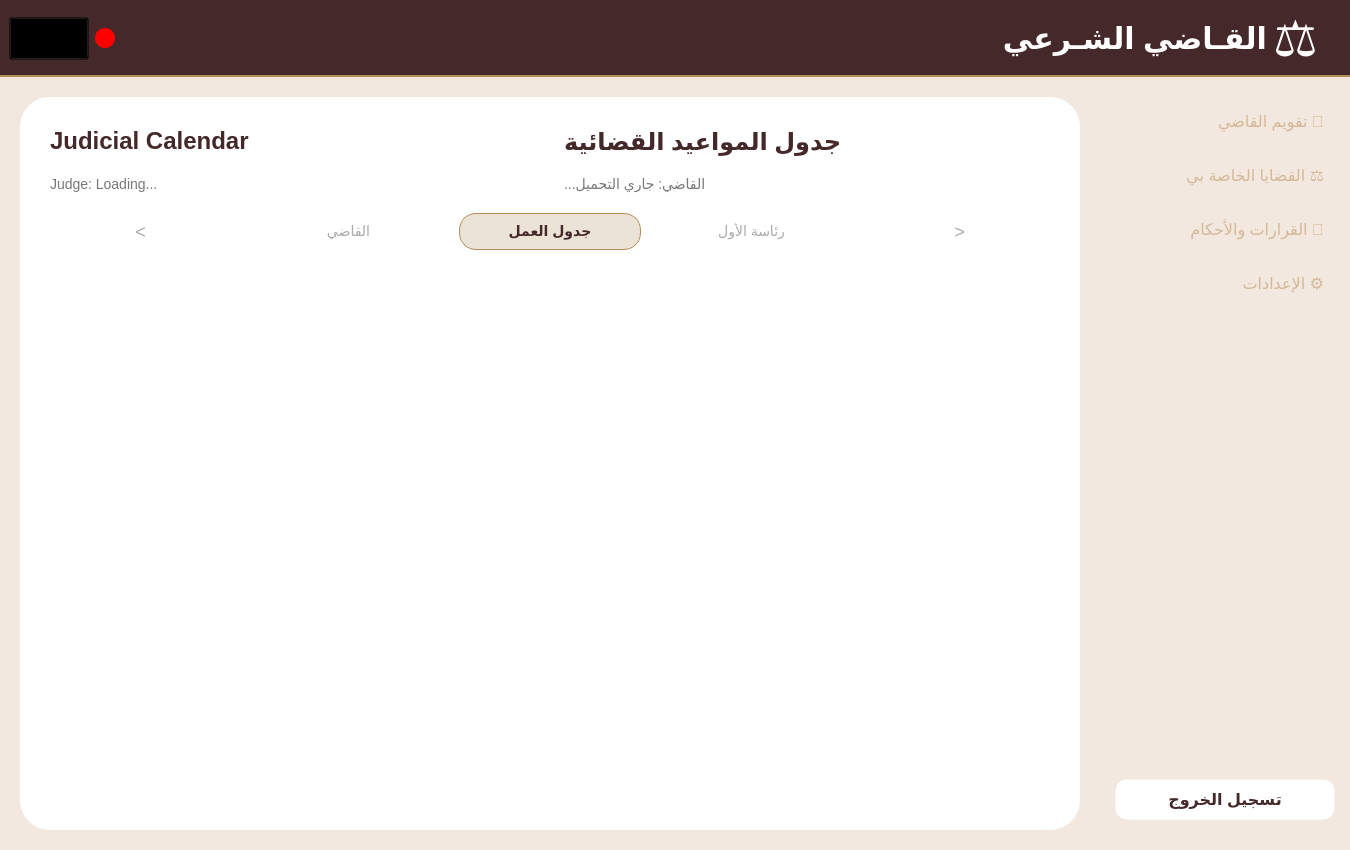
Above: judge.ui from MOMEN343/G_project before the change. Below: the same form after it.
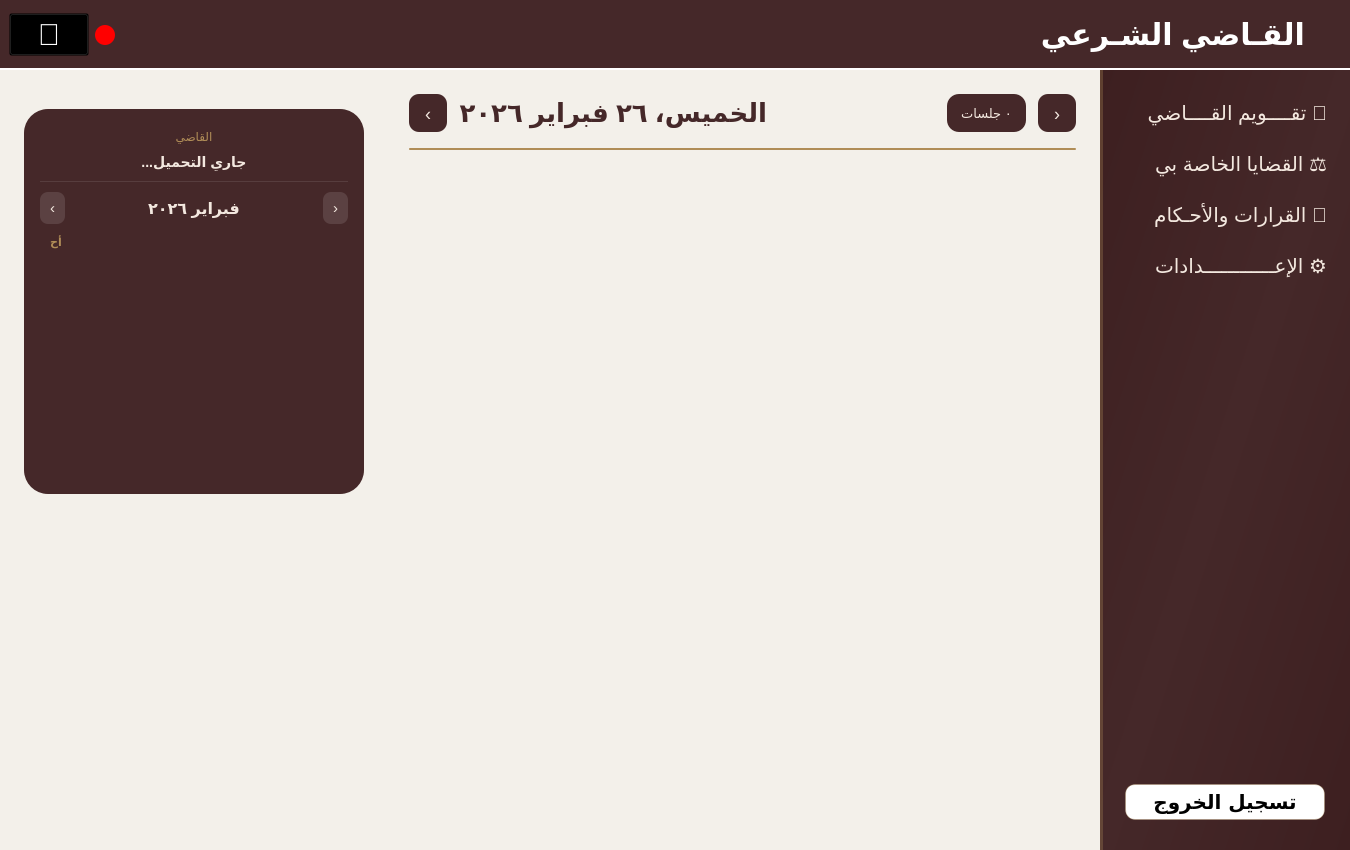
That is the form after the change. Icons and pictures are not drawn.

Commit message: Complete judge interface and related operations, implement new login interface, and apply updates to employee interface

What changed in the file:
```diff
--- a/judge.ui
+++ b/judge.ui
@@ -15,7 +15,111 @@
   </property>
   <widget class="QWidget" name="centralwidget">
    <property name="styleSheet">
-    <string notr="true">#centralwidget { background-color: #f3e8df; }</string>
+    <string notr="true">
+#centralwidget { background-color: #f3f0ea; }
+* { font-family: &quot;Alyamama&quot;, &quot;Segoe UI Symbol&quot;; color: #452829; }
+#scroll_layout { alignment: top; }
+#past_docs_header { 
+    font-size: 20px; 
+    font-weight: bold; 
+    color: #452829; 
+    padding: 5px 0px;
+    border-bottom: 2px solid #b08d57;
+}
+#docs_label { 
+    font-size: 14px; 
+    font-weight: bold; 
+    color: #452829; 
+    margin-top: 5px; 
+    margin-bottom: 2px;
+}
+#empty_state_msg { color: #b08d57; font-size: 16px; background: transparent; }
+#verdict_text_edit { background-color: white !important; border: 1px solid #ddd; border-radius: 6px; color: #452829; font-size: 16px; padding: 10px; }
+QPushButton#back_btn { 
+    background-color: #452829 !important; 
+    color: #ffffff !important; 
+    padding: 8px 18px; 
+    border-radius: 8px; 
+    font-size: 14px; 
+    font-weight: bold;
+    border: 1px solid #b08d57 !important;
+    min-width: 120px;
+}
+QPushButton#back_btn:hover { 
+    background-color: #b08d57 !important;
+    color: #ffffff !important;
+    border-color: #ffffff !important;
+}
+#verdict_label { font-size: 14px; font-weight: bold; color: #452829; margin-top: 15px; }
+#save_verdict_btn { background-color: #4A9E5C !important; color: white !important; padding: 8px 16px; border-radius: 8px; font-size: 14px; border: none; }
+#save_verdict_btn:hover { background-color: #3c7f4a !important; }
+
+/* Client Information Table Section */
+#client_card { 
+    background-color: white; 
+    border-radius: 12px; 
+    border: 1px solid #d6c7b5; 
+    margin: 10px 0px;
+}
+#card_title_container {
+    background-color: white;
+    border-top-left-radius: 11px;
+    border-top-right-radius: 11px;
+    padding: 10px;
+    border-bottom: 2px solid #b08d57;
+}
+#card_title { 
+    font-size: 16px; 
+    font-weight: bold; 
+    color: #452829; 
+    background: transparent;
+}
+QTableWidget#client_table { 
+    border: 1px solid #d6c7b5; 
+    background: transparent; 
+    gridline-color: #f0e6d6;
+}
+QTableWidget#client_table QHeaderView::section { 
+    background-color: #452829; 
+    color: white;
+    font-weight: bold; 
+    padding: 10px; 
+    border: 1px solid #5d3a3b;
+    font-size: 14px;
+}
+QTableWidget#client_table QHeaderView::section:vertical {
+    background-color: #452829;
+    color: white;
+    font-weight: bold;
+    border: 1px solid #5d3a3b;
+    padding: 10px;
+}
+QTableWidget#client_table QTableCornerButton::section {
+    background-color: #452829;
+    border: 1px solid #5d3a3b;
+}
+QTableWidget#client_table::item { 
+    padding: 12px; 
+    color: #452829;
+    background-color: white;
+}
+QTableWidget#client_table::item:selected {
+    background-color: #fdf5dc;
+    color: #452829;
+}
+
+#error_card { 
+    background-color: #fff5f5; 
+    border: 2px dashed #feb2b2; 
+    border-radius: 12px;
+}
+#error_msg { 
+    color: #c53030; 
+    font-weight: bold; 
+    font-size: 14px; 
+    background: transparent;
+}
+    </string>
    </property>
    <layout class="QVBoxLayout" name="verticalLayout_main">
     <property name="spacing">
@@ -39,17 +143,20 @@
       <property name="minimumSize">
        <size>
         <width>0</width>
-        <height>75</height>
+        <height>70</height>
+       </size>
+      </property>
+      <property name="maximumSize">
+       <size>
+        <width>16777215</width>
+        <height>70</height>
        </size>
       </property>
       <property name="styleSheet">
-       <string notr="true">#topBar {
-    background-color: #452829;
-    border-bottom: 2px solid #b08d57;
-}
-#topBar QLabel, #topBar QPushButton {
-    background-color: transparent;
-}</string>
+       <string notr="true">
+#topBar { background-color: #452829; border-bottom: 2px solid white; }
+#topBar QLabel, #topBar QPushButton { background-color: transparent; }
+       </string>
       </property>
       <layout class="QHBoxLayout" name="horizontalLayout_header">
        <item alignment="Qt::AlignHCenter|Qt::AlignVCenter">
@@ -58,14 +165,7 @@
           <cursorShape>PointingHandCursor</cursorShape>
          </property>
          <property name="styleSheet">
-          <string notr="true"> #notification{
-        background-color: transparent;
-        font-size: 30px;
-        color: qconicalgradient(cx:0.5, cy:0.5, angle:0, stop:0 rgba(35, 40, 3, 255), stop:0.16 rgba(136, 106, 22, 255), stop:0.225 rgba(166, 140, 41, 255), stop:0.285 rgba(204, 181, 74, 255), stop:0.345 rgba(235, 219, 102, 255), stop:0.415 rgba(245, 236, 112, 255), stop:0.52 rgba(209, 190, 76, 255), stop:0.57 rgba(187, 156, 51, 255), stop:0.635 rgba(168, 142, 42, 255), stop:0.695 rgba(202, 174, 68, 255), stop:0.75 rgba(218, 202, 86, 255), stop:0.815 rgba(208, 187, 73, 255), stop:0.88 rgba(187, 156, 51, 255), stop:0.935 rgba(137, 108, 26, 255), stop:1 rgba(35, 40, 3, 255))    ;
-    }
-     #notification:hover{
-		color: white;
-    }</string>
+          <string notr="true">#notification{background-color:transparent;font-size:30px;color:white;}#notification:hover{color:#f3e8df;}</string>
          </property>
          <property name="text">
           <string>🔔</string>
@@ -124,10 +224,10 @@
        <item>
         <widget class="QLabel" name="headerIcon">
          <property name="styleSheet">
-          <string notr="true">font-size: 50px; color: white;</string>
+          <string notr="true">color:white;</string>
          </property>
          <property name="text">
-          <string>⚖️</string>
+          <string/>
          </property>
         </widget>
        </item>
@@ -150,185 +250,508 @@
        <number>0</number>
       </property>
       <item>
-       <!-- Main Content Area -->
-       <widget class="QWidget" name="mainContentArea">
-        <layout class="QHBoxLayout" name="horizontalLayout_content">
-         <property name="spacing">
-          <number>20</number>
-         </property>
-         <property name="leftMargin">
-          <number>20</number>
-         </property>
-         <property name="topMargin">
-          <number>20</number>
-         </property>
-         <property name="rightMargin">
-          <number>20</number>
-         </property>
-         <property name="bottomMargin">
-          <number>20</number>
-         </property>
-         <item>
-          <!-- Existing Schedule Panel -->
-          <widget class="QFrame" name="schedulePanel">
-           <property name="styleSheet">
-            <string notr="true">#schedulePanel { background-color: white; border-radius: 30px; }</string>
+       <layout class="QHBoxLayout" name="horizontalLayout_content">
+        <property name="spacing">
+         <number>35</number>
+        </property>
+        <property name="leftMargin">
+         <number>24</number>
+        </property>
+        <property name="topMargin">
+         <number>24</number>
+        </property>
+        <property name="rightMargin">
+         <number>24</number>
+        </property>
+        <property name="bottomMargin">
+         <number>24</number>
+        </property>
+        <item alignment="Qt::AlignTop">
+         <widget class="QFrame" name="calendarPanel">
+          <property name="minimumSize">
+           <size>
+            <width>350</width>
+            <height>400</height>
+           </size>
+          </property>
+          <property name="maximumSize">
+           <size>
+            <width>270</width>
+            <height>300</height>
+           </size>
+          </property>
+          <property name="styleSheet">
+           <string notr="true">
+#calendarPanel {
+    background-color: #452829;
+    border-radius: 24px;
+    margin-right: 10px;
+    margin-top:15px;
+}
+#calMonthLabel {
+    color: #f3e8df;
+    font-size: 16px;
+    font-weight: bold;
+}
+#btn_cal_prev, #btn_cal_next {
+    background: rgba(255,255,255,0.12);
+    color: #f3e8df;
+    border: none;
+    border-radius: 8px;
+    font-size: 15px;
+    padding: 2px 10px;
+    min-height: 28px;
+    max-height: 28px;
+}
+#btn_cal_prev:hover, #btn_cal_next:hover {
+    background: rgba(255,255,255,0.25);
+}
+#calDayHeader {
+    color: #b08d57;
+    font-size: 11px;
+    font-weight: bold;
+    min-width: 32px;
+    max-width: 32px;
+}
+#calDayBtn {
+    background: transparent;
+    color: #f3e8df;
+    border: none;
+    border-radius: 16px;
+    font-size: 13px;
+    min-width: 32px;
+    max-width: 32px;
+    min-height: 32px;
+    max-height: 32px;
+}
+#calDayBtn:hover {
+    background: rgba(176,141,87,0.3);
+}
+#calDayBtnToday {
+    background: #b08d57;
+    color: white;
+    font-weight: bold;
+    border: none;
+    border-radius: 16px;
+    font-size: 13px;
+    min-width: 32px;
+    max-width: 32px;
+    min-height: 32px;
+    max-height: 32px;
+}
+#calDayBtnSelected {
+    background: white;
+    color: #452829;
+    font-weight: bold;
+    border: none;
+    border-radius: 16px;
+    font-size: 13px;
+    min-width: 32px;
+    max-width: 32px;
+    min-height: 32px;
+    max-height: 32px;
+}
+#calDayBtnOther {
+    background: transparent;
+    color: rgba(243,232,223,0.25);
+    border: none;
+    border-radius: 16px;
+    font-size: 13px;
+    min-width: 32px;
+    max-width: 32px;
+    min-height: 32px;
+    max-height: 32px;
+}
+#calDivider {
+    background: rgba(255,255,255,0.1);
+    min-height: 1px;
+    max-height: 1px;
+}
+#calJudgeLabel {
+    color: #b08d57;
+    font-size: 12px;
+}
+#calJudgeName {
+    color: #f3e8df;
+    font-size: 14px;
+    font-weight: bold;
+}
+           </string>
+          </property>
+          <layout class="QVBoxLayout" name="calLayout">
+           <property name="spacing">
+            <number>10</number>
            </property>
-           <layout class="QVBoxLayout" name="verticalLayout_sched">
+           <property name="leftMargin">
+            <number>16</number>
+           </property>
+           <property name="topMargin">
+            <number>20</number>
+           </property>
+           <property name="rightMargin">
+            <number>16</number>
+           </property>
+           <property name="bottomMargin">
+            <number>20</number>
+           </property>
+           <item>
+            <widget class="QLabel" name="calJudgeLabel">
+             <property name="text">
+              <string>القاضي</string>
+             </property>
+             <property name="alignment">
+              <set>Qt::AlignCenter</set>
+             </property>
+            </widget>
+           </item>
+           <item>
+            <widget class="QLabel" name="calJudgeName">
+             <property name="text">
+              <string>جاري التحميل...</string>
+             </property>
+             <property name="alignment">
+              <set>Qt::AlignCenter</set>
+             </property>
+            </widget>
+           </item>
+           <item>
+            <widget class="QFrame" name="calDivider"/>
+           </item>
+           <item>
+            <layout class="QHBoxLayout" name="monthNavLayout">
+             <property name="spacing">
+              <number>4</number>
+             </property>
+             <item>
+              <widget class="QPushButton" name="btn_cal_prev">
+               <property name="cursor">
+                <cursorShape>PointingHandCursor</cursorShape>
+               </property>
+               <property name="text">
+                <string>‹</string>
+               </property>
+              </widget>
+             </item>
+             <item>
+              <spacer>
+               <property name="orientation">
+                <enum>Qt::Horizontal</enum>
+               </property>
+               <property name="sizeHint" stdset="0">
+                <size>
+                 <width>0</width>
+                 <height>0</height>
+                </size>
+               </property>
+              </spacer>
+             </item>
+             <item>
+              <widget class="QLabel" name="calMonthLabel">
+               <property name="text">
+                <string>فبراير ٢٠٢٦</string>
+               </property>
+               <property name="alignment">
+                <set>Qt::AlignCenter</set>
+               </property>
+              </widget>
+             </item>
+             <item>
+              <spacer>
+               <property name="orientation">
+                <enum>Qt::Horizontal</enum>
+               </property>
+               <property name="sizeHint" stdset="0">
+                <size>
+                 <width>0</width>
+                 <height>0</height>
+                </size>
+               </property>
+              </spacer>
+             </item>
+             <item>
+              <widget class="QPushButton" name="btn_cal_next">
+               <property name="cursor">
+                <cursorShape>PointingHandCursor</cursorShape>
+               </property>
+               <property name="text">
+                <string>›</string>
+               </property>
+              </widget>
+             </item>
+            </layout>
+           </item>
+           <item>
+            <layout class="QHBoxLayout" name="dayHeadersLayout">
+             <property name="spacing">
+              <number>0</number>
+             </property>
+             <item>
+              <widget class="QLabel" name="calDayHeader">
+               <property name="text">
+                <string>أح</string>
+               </property>
+               <property name="alignment">
+                <set>Qt::AlignCenter</set>
+               </property>
+              </widget>
+             </item>
+             <item>
+              <widget class="QLabel" name="calDayHeader">
+               <property name="text">
+                <string>إث</string>
+               </property>
+               <property name="alignment">
+                <set>Qt::AlignCenter</set>
+               </property>
+              </widget>
+             </item>
+             <item>
+              <widget class="QLabel" name="calDayHeader">
+               <property name="text">
+                <string>ثل</string>
+               </property>
+               <property name="alignment">
+                <set>Qt::AlignCenter</set>
+               </property>
+              </widget>
+             </item>
+             <item>
+              <widget class="QLabel" name="calDayHeader">
+               <property name="text">
+                <string>أر</string>
+               </property>
+               <property name="alignment">
+                <set>Qt::AlignCenter</set>
+               </property>
+              </widget>
+             </item>
+             <item>
+              <widget class="QLabel" name="calDayHeader">
+               <property name="text">
+                <string>خم</string>
+               </property>
+               <property name="alignment">
+                <set>Qt::AlignCenter</set>
+               </property>
+              </widget>
+             </item>
+             <item>
+              <widget class="QLabel" name="calDayHeader">
+               <property name="text">
+                <string>جم</string>
+               </property>
+               <property name="alignment">
+                <set>Qt::AlignCenter</set>
+               </property>
+              </widget>
+             </item>
+             <item>
+              <widget class="QLabel" name="calDayHeader">
+               <property name="text">
+                <string>سب</string>
+               </property>
+               <property name="alignment">
+                <set>Qt::AlignCenter</set>
+               </property>
+              </widget>
+             </item>
+            </layout>
+           </item>
+           <item>
+            <layout class="QVBoxLayout" name="calGridLayout">
+             <property name="spacing">
+              <number>2</number>
+             </property>
+             <property name="leftMargin">
+              <number>0</number>
+             </property>
+             <property name="topMargin">
+              <number>0</number>
+             </property>
+             <property name="rightMargin">
+              <number>0</number>
+             </property>
+             <property name="bottomMargin">
+              <number>0</number>
+             </property>
+            </layout>
+           </item>
+           <item>
+            <spacer>
+             <property name="orientation">
+              <enum>Qt::Vertical</enum>
+             </property>
+             <property name="sizeHint" stdset="0">
+              <size>
+               <width>0</width>
+               <height>20</height>
+              </size>
+             </property>
+            </spacer>
+           </item>
+          </layout>
+         </widget>
+        </item>
+        <item>
+         <layout class="QVBoxLayout" name="sessionsColumn">
+          <property name="spacing">
+           <number>16</number>
+          </property>
+          <item>
+           <layout class="QHBoxLayout" name="dateNavLayout">
             <property name="spacing">
-             <number>20</number>
+             <number>12</number>
             </property>
-            <property name="leftMargin">
-             <number>30</number>
-            </property>
-            <property name="topMargin">
-             <number>30</number>
-            </property>
-            <property name="rightMargin">
-             <number>30</number>
-            </property>
-            <property name="bottomMargin">
-             <number>30</number>
-            </property>
             <item>
-             <layout class="QHBoxLayout" name="horizontalLayout_sched_header">
-              <item>
-               <layout class="QVBoxLayout" name="verticalLayout_en_title">
-                <item>
-                 <widget class="QLabel" name="label_title_en">
-                  <property name="styleSheet">
-                   <string notr="true">font-size: 24px; font-weight: bold; color: #452829;</string>
-                  </property>
-                  <property name="text">
-                   <string>Judicial Calendar</string>
-                  </property>
-                 </widget>
-                </item>
-                <item>
-                 <widget class="QLabel" name="judge_name_en">
-                  <property name="styleSheet">
-                   <string notr="true">font-size: 14px; color: #777;</string>
-                  </property>
-                  <property name="text">
-                   <string>Judge: Loading...</string>
-                  </property>
-                 </widget>
-                </item>
-               </layout>
-              </item>
-              <item>
-               <spacer name="horizontalSpacer_sched">
-                <property name="orientation">
-                 <enum>Qt::Horizontal</enum>
-                </property>
-               </spacer>
-              </item>
-              <item>
-               <layout class="QVBoxLayout" name="verticalLayout_ar_title">
-                <item>
-                 <widget class="QLabel" name="label_title_ar">
-                  <property name="alignment">
-                   <set>Qt::AlignRight|Qt::AlignTrailing|Qt::AlignVCenter</set>
-                  </property>
-                  <property name="styleSheet">
-                   <string notr="true">font-size: 24px; font-weight: bold; color: #452829;</string>
-                  </property>
-                  <property name="text">
-                   <string>جدول المواعيد القضائية</string>
-                  </property>
-                 </widget>
-                </item>
-                <item>
-                 <widget class="QLabel" name="judge_name_ar">
-                  <property name="alignment">
-                   <set>Qt::AlignRight|Qt::AlignTrailing|Qt::AlignVCenter</set>
-                  </property>
-                  <property name="styleSheet">
-                   <string notr="true">font-size: 14px; color: #777;</string>
-                  </property>
-                  <property name="text">
-                   <string>القاضي: جاري التحميل...</string>
-                  </property>
-                 </widget>
-                </item>
-               </layout>
-              </item>
-             </layout>
+             <widget class="QPushButton" name="btn_day_prev">
+              <property name="cursor">
+               <cursorShape>PointingHandCursor</cursorShape>
+              </property>
+              <property name="styleSheet">
+               <string notr="true">
+#btn_day_prev, #btn_day_next {
+    background: #452829;
+    color: #f3e8df;
+    border: none;
+    border-radius: 10px;
+    font-size: 18px;
+    min-width: 38px;
+    max-width: 38px;
+    min-height: 38px;
+    max-height: 38px;
+}
+#btn_day_prev:hover, #btn_day_next:hover { background: #b08d57; }
+               </string>
+              </property>
+              <property name="text">
+               <string>‹</string>
+              </property>
+             </widget>
             </item>
             <item>
-             <layout class="QHBoxLayout" name="horizontalLayout_nav">
-              <item>
-               <widget class="QPushButton" name="btn_prev">
-                <property name="styleSheet">
-                 <string notr="true">border: none; font-size: 18px; color: #aaa;</string>
-                </property>
-                <property name="text">
-                 <string>&lt;</string>
-                </property>
-               </widget>
-              </item>
-              <item><spacer name="h1"><property name="orientation"><enum>Qt::Horizontal</enum></property></spacer></item>
-              <item>
-               <widget class="QPushButton" name="tab_judge">
-                <property name="styleSheet">
-                 <string notr="true">border: none; color: #aaa; font-size: 14px; padding: 0 15px;</string>
-                </property>
-                <property name="text">
-                 <string>القاضي</string>
-                </property>
-               </widget>
-              </item>
-              <item>
-               <widget class="QPushButton" name="tab_cases">
-                <property name="styleSheet">
-                 <string notr="true">background-color: #ebe3d5; color: #452829; font-weight: bold; border-radius: 17px; border: 1px solid #b08d57; padding: 0 20px; font-size: 14px; height: 35px;</string>
-                </property>
-                <property name="text">
-                 <string>جدول العمل</string>
-                </property>
-               </widget>
-              </item>
-              <item>
-               <widget class="QPushButton" name="tab_others">
-                <property name="styleSheet">
-                 <string notr="true">border: none; color: #aaa; font-size: 14px; padding: 0 15px;</string>
-                </property>
-                <property name="text">
-                 <string>رئاسة الأول</string>
-                </property>
-               </widget>
-              </item>
-              <item><spacer name="h2"><property name="orientation"><enum>Qt::Horizontal</enum></property></spacer></item>
-              <item>
-               <widget class="QPushButton" name="btn_next">
-                <property name="styleSheet">
-                 <string notr="true">border: none; font-size: 18px; color: #aaa;</string>
-                </property>
-                <property name="text">
-                 <string>&gt;</string>
-                </property>
-               </widget>
-              </item>
-             </layout>
+             <widget class="QLabel" name="currentDateLabel">
+              <property name="styleSheet">
+               <string notr="true">
+font-size: 26px;
+font-weight: bold;
+color: #452829;
+               </string>
+              </property>
+              <property name="text">
+               <string>الخميس، ٢٦ فبراير ٢٠٢٦</string>
+              </property>
+              <property name="alignment">
+               <set>Qt::AlignVCenter</set>
+              </property>
+             </widget>
             </item>
             <item>
-             <widget class="QScrollArea" name="scrollArea">
+             <spacer>
+              <property name="orientation">
+               <enum>Qt::Horizontal</enum>
+              </property>
+              <property name="sizeHint" stdset="0">
+               <size>
+                <width>0</width>
+                <height>0</height>
+               </size>
+              </property>
+             </spacer>
+            </item>
+            <item>
+             <widget class="QLabel" name="sessionCountLabel">
               <property name="styleSheet">
-               <string notr="true">border: none; background: transparent;</string>
+               <string notr="true">
+background-color: #452829;
+color: #f3e8df;
+border-radius: 12px;
+padding: 4px 14px;
+font-size: 13px;
+               </string>
               </property>
-              <property name="widgetResizable">
-               <bool>true</bool>
+              <property name="text">
+               <string>٠ جلسات</string>
               </property>
-              <widget class="QWidget" name="scrollAreaWidgetContents">
-               <layout class="QVBoxLayout" name="scroll_layout"/>
-              </widget>
+              <property name="alignment">
+               <set>Qt::AlignCenter</set>
+              </property>
+             </widget>
+            </item>
+            <item>
+             <widget class="QPushButton" name="btn_day_next">
+              <property name="cursor">
+               <cursorShape>PointingHandCursor</cursorShape>
+              </property>
+              <property name="styleSheet">
+               <string notr="true">
+#btn_day_prev, #btn_day_next {
+    background: #452829;
+    color: #f3e8df;
+    border: none;
+    border-radius: 10px;
+    font-size: 18px;
+    min-width: 38px;
+    max-width: 38px;
+    min-height: 38px;
+    max-height: 38px;
+}
+#btn_day_prev:hover, #btn_day_next:hover { background: #b08d57; }
+               </string>
+              </property>
+              <property name="text">
+               <string>›</string>
+              </property>
              </widget>
             </item>
            </layout>
-          </widget>
-         </item>
-        </layout>
-       </widget>
+          </item>
+          <item>
+           <widget class="QFrame" name="headerDivider">
+            <property name="styleSheet">
+             <string notr="true">background-color: #b08d57; min-height: 2px; max-height: 2px; border-radius: 1px;</string>
+            </property>
+           </widget>
+          </item>
+          <item>
+           <widget class="QScrollArea" name="scrollArea">
+            <property name="styleSheet">
+             <string notr="true">border: none; background: transparent;</string>
+            </property>
+            <property name="widgetResizable">
+             <bool>true</bool>
+            </property>
+            <widget class="QWidget" name="scrollAreaWidgetContents">
+             <property name="geometry">
+              <rect>
+               <x>0</x>
+               <y>0</y>
+               <width>663</width>
+               <height>654</height>
+              </rect>
+             </property>
+             <layout class="QVBoxLayout" name="scroll_layout">
+              <property name="spacing">
+               <number>14</number>
+              </property>
+              <property name="leftMargin">
+               <number>4</number>
+              </property>
+              <property name="topMargin">
+               <number>4</number>
+              </property>
+              <property name="rightMargin">
+               <number>4</number>
+              </property>
+              <property name="bottomMargin">
+               <number>4</number>
+              </property>
+             </layout>
+            </widget>
+           </widget>
+          </item>
+         </layout>
+        </item>
+       </layout>
       </item>
       <item>
        <!-- New Styled Sidebar -->
@@ -346,48 +769,42 @@
          </size>
         </property>
         <property name="styleSheet">
-         <string notr="true">#sideBar {
-    background: qlineargradient(x1:0, y1:0, x2:1, y2:1,
-                                stop:0 #3d1f20, stop:0.5 #452829, stop:1 #3d1f20);
-    border-left: 3px solid rgba(176, 141, 87, 0.3);
+         <string notr="true">
+#sideBar {
+    background: qlineargradient(x1:0,y1:0,x2:1,y2:1,stop:0 #3d1f20,stop:0.5 #452829,stop:1 #3d1f20);
+    border-left: 3px solid rgba(176,141,87,0.3);
 }
-
 QPushButton {
-    color: #d4b896;
+    color: #f3e8df;
     border: none;
     outline: none;
-    padding: 14px 15px;
+    padding: 10px;
     background: transparent;
-    border-radius: 12px;
     text-align: right;
-    padding-right: 25px;
+    padding-right: 22px;
     font-family: 'Alyamama';
-    font-size: 16px;
+    font-size: 20px;
     border: 1px solid transparent;
 }
-
-QPushButton:hover {
-    background: rgba(176, 141, 87, 0.2);
-    color: #f5e6d3;
-}
-
-QPushButton[active="true"] {
-    background-color: rgba(255, 255, 255, 0.15);
+QPushButton[active=&quot;true&quot;] {
+    background-color: rgba(0,0,0,80);
     color: white;
     font-weight: bold;
     border-right: 5px solid #b08d57;
-    margin-right: 0px;
 }
-
+QPushButton:hover { background-color: rgba(0,0,0,40); color: white; }
 #logoutBtn {
-    color: #452829;
-    background-color: white;
-    border-radius: 12px;
+    color: white;
+    background-color: rgba(255,255,255,0.08);
+    border-radius: 10px;
+    padding: 5px;
     text-align: center;
-    padding: 10px;
     margin: 10px 15px;
     font-weight: bold;
-}</string>
+    border: 1px solid rgba(176,141,87,0.3);
+}
+#logoutBtn:hover { background: rgba(220,50,50,0.8); color: white; }
+         </string>
         </property>
         <layout class="QVBoxLayout" name="verticalLayout_sidebar">
          <property name="spacing">
@@ -408,7 +825,7 @@
          <item>
           <widget class="QPushButton" name="btn_calendar_side">
            <property name="text">
-            <string>تقويم القاضي 📅</string>
+            <string>تقــــويم القــــاضي 📅</string>
            </property>
            <property name="cursor"><cursorShape>PointingHandCursor</cursorShape></property>
           </widget>
@@ -424,7 +841,7 @@
          <item>
           <widget class="QPushButton" name="btn_book">
            <property name="text">
-            <string>القرارات والأحكام 📖</string>
+            <string>القرارات والأحـكام 📖</string>
            </property>
            <property name="cursor"><cursorShape>PointingHandCursor</cursorShape></property>
           </widget>
@@ -432,7 +849,7 @@
          <item>
           <widget class="QPushButton" name="btn_gear">
            <property name="text">
-            <string>الإعدادات ⚙️</string>
+            <string>الإعــــــــــــدادات ⚙️</string>
            </property>
            <property name="cursor"><cursorShape>PointingHandCursor</cursorShape></property>
           </widget>
@@ -450,12 +867,57 @@
            </property>
           </spacer>
          </item>
-         <item>
+         <item alignment="Qt::AlignHCenter">
           <widget class="QPushButton" name="logoutBtn">
+           <property name="minimumSize">
+            <size>
+             <width>230</width>
+             <height>40</height>
+            </size>
+           </property>
+           <property name="maximumSize">
+            <size>
+             <width>230</width>
+             <height>16777215</height>
+            </size>
+           </property>
+           <property name="font">
+            <font>
+             <family>Alyamama</family>
+             <pointsize>-1</pointsize>
+             <weight>75</weight>
+             <bold>true</bold>
+            </font>
+           </property>
+           <property name="cursor">
+            <cursorShape>PointingHandCursor</cursorShape>
+           </property>
+           <property name="layoutDirection">
+            <enum>Qt::RightToLeft</enum>
+           </property>
+           <property name="styleSheet">
+            <string notr="true">#logoutBtn{
+background-color: white;
+color: black;
+}
+#logoutBtn:hover{
+background-color: red;
+color: white;
+}</string>
+           </property>
            <property name="text">
             <string>تسجيل الخروج</string>
            </property>
-           <property name="cursor"><cursorShape>PointingHandCursor</cursorShape></property>
+           <property name="icon">
+            <iconset>
+             <normaloff>icons/log-out-button.png</normaloff>icons/log-out-button.png</iconset>
+           </property>
+           <property name="iconSize">
+            <size>
+             <width>30</width>
+             <height>30</height>
+            </size>
+           </property>
           </widget>
          </item>
         </layout>
```
Left out of the diff: 40 changed lines with no effect on the pictures. The commit also changes 14 other files.
